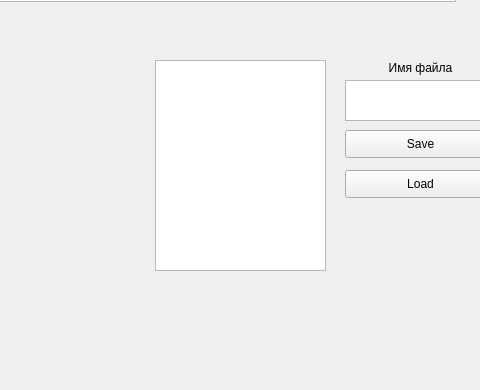
First picture: the form in admin4.ui, repository bitkyoto/cs2, before the edit; both pictures show x 505 to 985 and y 310 to 700 of the 1069 by 700 pixel window.
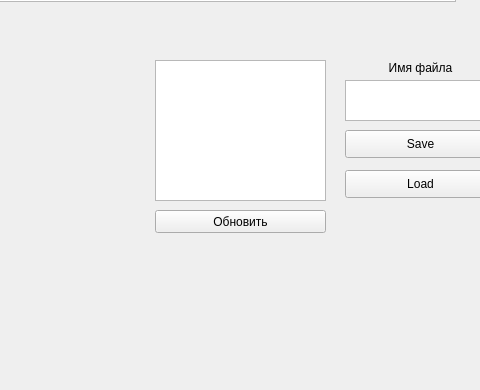
Second picture: the form after the edit.

Patch:
```diff
--- a/admin4.ui
+++ b/admin4.ui
@@ -153,7 +153,7 @@
       <x>660</x>
       <y>370</y>
       <width>171</width>
-      <height>211</height>
+      <height>141</height>
      </rect>
     </property>
    </widget>
@@ -209,6 +209,19 @@
      <string>Load</string>
     </property>
    </widget>
+   <widget class="QPushButton" name="updatelist">
+    <property name="geometry">
+     <rect>
+      <x>660</x>
+      <y>520</y>
+      <width>171</width>
+      <height>23</height>
+     </rect>
+    </property>
+    <property name="text">
+     <string>Обновить</string>
+    </property>
+   </widget>
   </widget>
   <widget class="QMenuBar" name="menubar">
    <property name="geometry">
```
Left out of the diff: 2 changed lines with no effect on the pictures.
